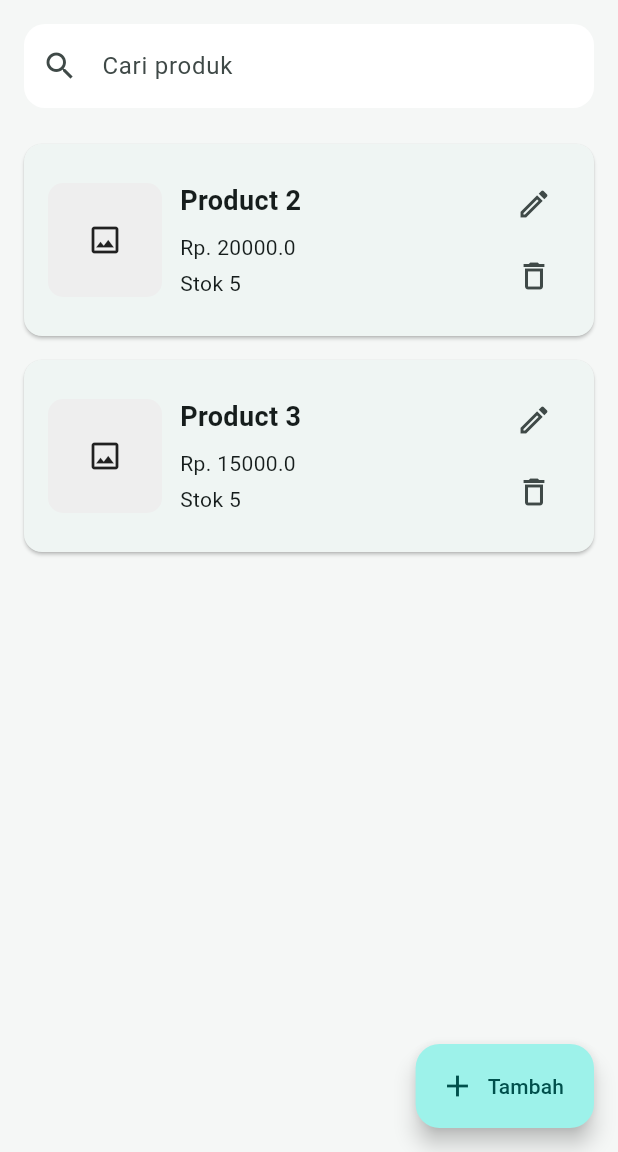
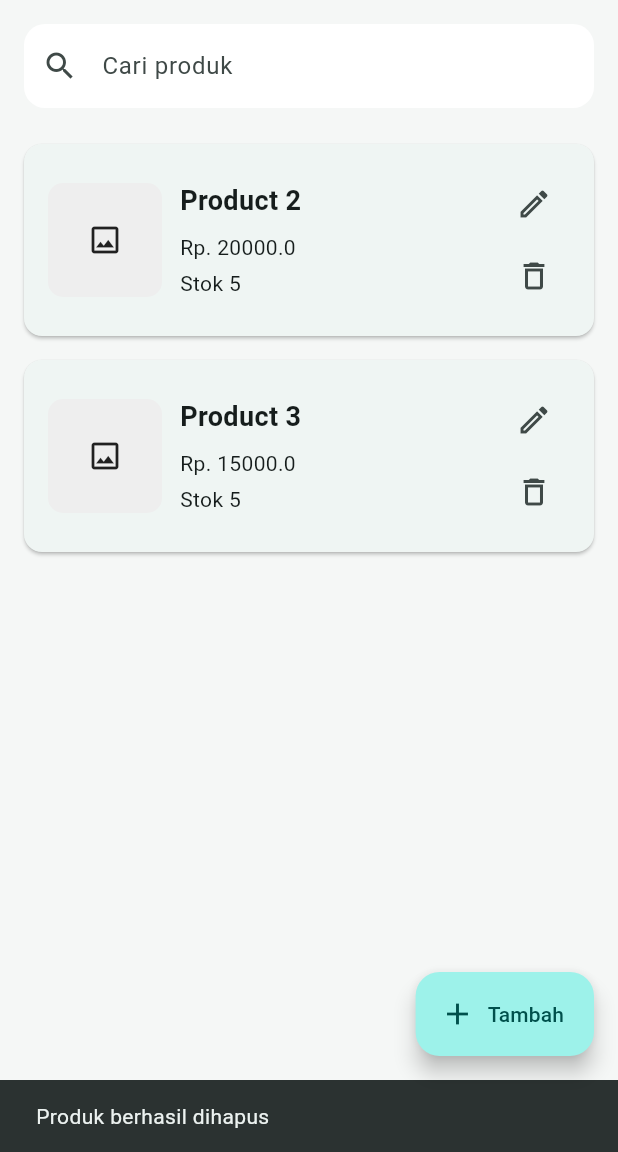
Before and after one commit to RayhanRamadhani/pemmob2, a Flutter app: the screen it shows after launch, after a tap on the "delete outline" icon, on a phone screen of 412 x 824 dp, the part 84-1236 px from its top. Run offline on Flutter 3.47's test engine with Material 3 defaults, Android fonts, the phone set to English and light mode, and no system bars; our stand-ins replace image_picker.

Commit message:
tambahin state loading sama snackbar produk dihapus

```diff
--- a/lib/card_product.dart
+++ b/lib/card_product.dart
@@ -3,7 +3,7 @@ import 'dart:io';
 import 'package:flutter/material.dart';
 import 'package:flutter_coy/product.dart';
 
-class CardProduct extends StatelessWidget {
+class CardProduct extends StatefulWidget {
   final Product product;
   final VoidCallback? onTap;
   final VoidCallback? onEdit;
@@ -18,11 +18,48 @@ class CardProduct extends StatelessWidget {
   });
 
   @override
+  State<CardProduct> createState() => _CardProductState();
+}
+
+class _CardProductState extends State<CardProduct> {
+  bool _isLoading = true;
+
+  @override
+  void initState() {
+    super.initState();
+    _loadCard();
+  }
+
+  Future<void> _loadCard() async {
+    await Future<void>.delayed(const Duration(milliseconds: 500));
+    if (mounted) setState(() => _isLoading = false);
+  }
+
+  Future<void> _deleteProduct() async {
+    await Future<void>.delayed(const Duration(milliseconds: 400));
+    if (!mounted) return;
+    ScaffoldMessenger.of(
+      context,
+    ).showSnackBar(const SnackBar(content: Text('Produk berhasil dihapus')));
+    widget.onDelete?.call();
+  }
+
+  @override
   Widget build(BuildContext context) {
+    if (_isLoading) {
+      return const Card(
+        margin: EdgeInsets.symmetric(horizontal: 16, vertical: 8),
+        child: SizedBox(
+          height: 108,
+          child: Center(child: CircularProgressIndicator()),
+        ),
+      );
+    }
+
     return Card(
       margin: const EdgeInsets.symmetric(horizontal: 16, vertical: 8),
       child: InkWell(
-        onTap: onTap,
+        onTap: widget.onTap,
         child: Padding(
           padding: const EdgeInsets.all(16),
           child: Row(
@@ -30,7 +67,7 @@ class CardProduct extends StatelessWidget {
             children: [
               ClipRRect(
                 borderRadius: BorderRadius.circular(10),
-                child: product.imagePath == null
+                child: widget.product.imagePath == null
                     ? Container(
                         width: 76,
                         height: 76,
@@ -38,7 +75,7 @@ class CardProduct extends StatelessWidget {
                         child: const Icon(Icons.image_outlined),
                       )
                     : Image.file(
-                        File(product.imagePath!),
+                        File(widget.product.imagePath!),
                         width: 76,
                         height: 76,
                         fit: BoxFit.cover,
@@ -51,7 +88,7 @@ class CardProduct extends StatelessWidget {
                   crossAxisAlignment: CrossAxisAlignment.start,
                   children: [
                     Text(
-                      product.name,
+                      widget.product.name,
                       textAlign: TextAlign.left,
                       style: const TextStyle(
                         fontSize: 18,
@@ -59,9 +96,15 @@ class CardProduct extends StatelessWidget {
                       ),
                     ),
                     const SizedBox(height: 8),
-                    Text('Rp. ${product.price}', textAlign: TextAlign.left),
+                    Text(
+                      'Rp. ${widget.product.price}',
+                      textAlign: TextAlign.left,
+                    ),
                     const SizedBox(height: 4),
-                    Text('Stok ${product.quantity}', textAlign: TextAlign.left),
+                    Text(
+                      'Stok ${widget.product.quantity}',
+                      textAlign: TextAlign.left,
+                    ),
                   ],
                 ),
               ),
@@ -70,12 +113,12 @@ class CardProduct extends StatelessWidget {
                 mainAxisAlignment: MainAxisAlignment.center,
                 children: [
                   IconButton(
-                    onPressed: onEdit,
+                    onPressed: widget.onEdit,
                     tooltip: 'Edit produk',
                     icon: const Icon(Icons.edit_outlined),
                   ),
                   IconButton(
-                    onPressed: onDelete,
+                    onPressed: _deleteProduct,
                     tooltip: 'Hapus produk',
                     icon: const Icon(Icons.delete_outline),
                   ),
```
